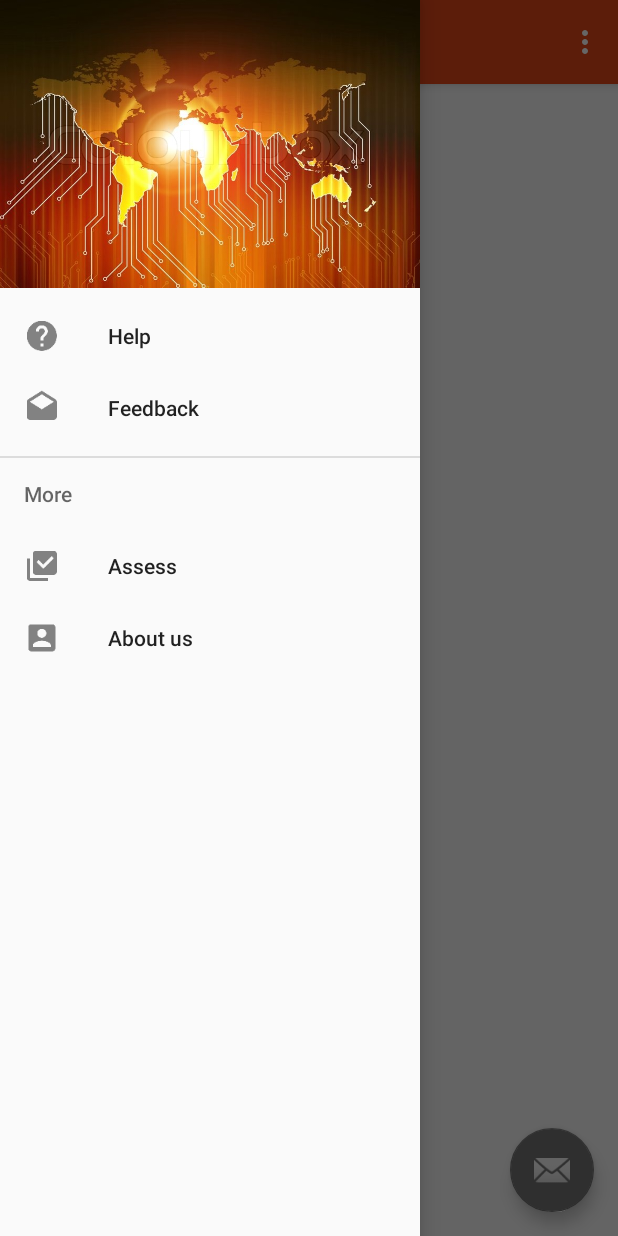
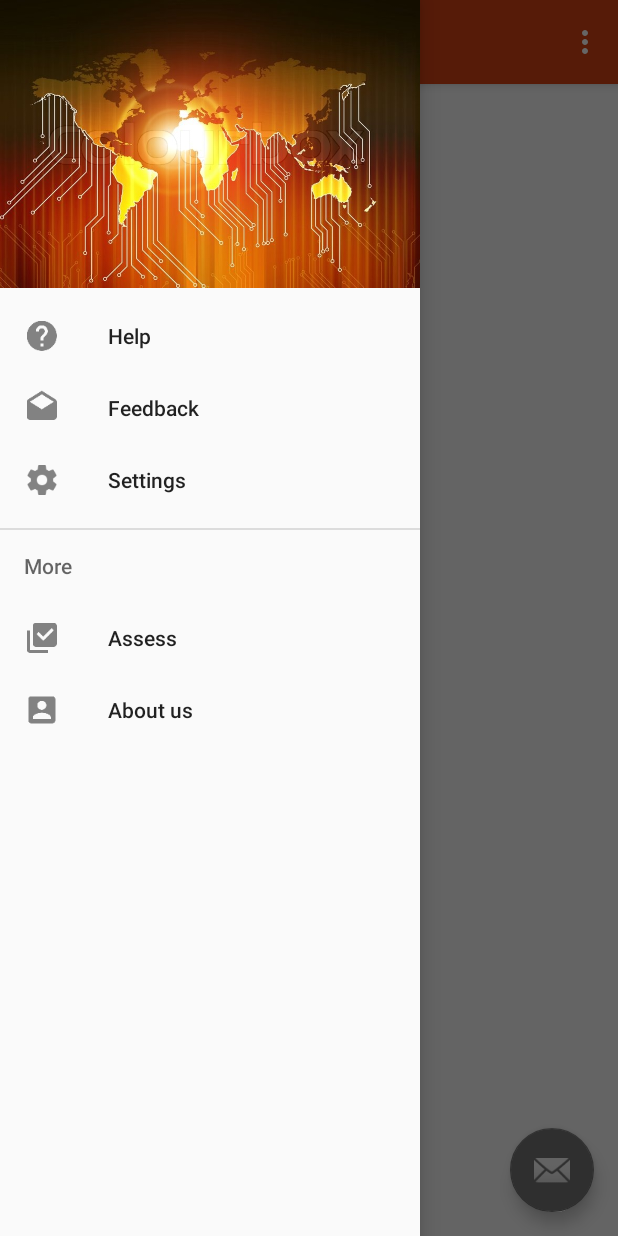
Before and after one commit to squvao/LocAnalyserPreRelease, an Android app: the screen it shows after launch (MainActivity), with the side drawer open, on a phone screen of 412 x 824 dp. Run offline under Robolectric (Android 15) with nearby library versions, the phone set to English and light mode, and no system bars.

Commit message:
Change color theme and add item to navigation view Settings

```diff
--- a/app/src/main/AndroidManifest.xml
+++ b/app/src/main/AndroidManifest.xml
@@ -4,7 +4,7 @@
 
     <application
         android:allowBackup="true"
-        android:icon="@mipmap/ic_launcher"
+        android:icon="@drawable/main_icon"
         android:label="@string/app_name"
         android:supportsRtl="true"
         android:theme="@style/AppTheme">
--- a/app/src/main/res/layout/content_main.xml
+++ b/app/src/main/res/layout/content_main.xml
@@ -15,5 +15,5 @@
     <TextView
         android:layout_width="wrap_content"
         android:layout_height="wrap_content"
-        android:text="Hello World!" />
+        android:text="@string/content_main_text_view_larwg" />
 </RelativeLayout>
--- a/app/src/main/res/menu/menu_navigation_view.xml
+++ b/app/src/main/res/menu/menu_navigation_view.xml
@@ -10,6 +10,10 @@
             android:title="@string/menu_navigation_view_feedback"
             android:id="@+id/menu_navigation_view_feedback"
             android:icon="@drawable/ic_email_open"/>
+        <item
+            android:title="@string/menu_navigation_view_settings"
+            android:id="@+id/menu_navigation_view_settings"
+            android:icon="@drawable/ic_settings"></item>
     </group>
     <item android:title="@string/sub_menu_navigation_view_more">
         <menu>
--- a/app/src/main/res/values/colors.xml
+++ b/app/src/main/res/values/colors.xml
@@ -1,6 +1,6 @@
 <?xml version="1.0" encoding="utf-8"?>
 <resources>
-    <color name="colorPrimary">#E64A19</color>
-    <color name="colorPrimaryDark">#D84315</color>
+    <color name="colorPrimary">#D84315</color>
+    <color name="colorPrimaryDark">#BF360C</color>
     <color name="colorAccent">#757575</color>
 </resources>
--- a/app/src/main/res/values/strings.xml
+++ b/app/src/main/res/values/strings.xml
@@ -8,4 +8,6 @@
     <string name="sub_menu_navigation_view_about_us">About us</string>
     <string name="action_bar_drawer_toggle_open">Open</string>
     <string name="action_bar_drawer_toggle_close">Close</string>
+    <string name="content_main_text_view_larwg">Location Analyser Real World Game</string>
+    <string name="menu_navigation_view_settings">Settings</string>
 </resources>
```
Also changed, not shown: app/src/main/res/drawable-hdpi/ic_settings.png (added), app/src/main/res/drawable-ldpi/ic_settings.png (added), app/src/main/res/drawable-mdpi/ic_settings.png (added), app/src/main/res/drawable-xhdpi/ic_settings.png (added), app/src/main/res/drawable-xxhdpi/ic_settings.png (added), app/src/main/res/drawable-xxxhdpi/ic_settings.png (added), app/src/main/res/drawable/main_icon.png (added), app/src/main/res/mipmap-hdpi/ic_launcher.png (deleted), app/src/main/res/mipmap-mdpi/ic_launcher.png (deleted), app/src/main/res/mipmap-xhdpi/ic_launcher.png (deleted), app/src/main/res/mipmap-xxhdpi/ic_launcher.png (deleted), app/src/main/res/mipmap-xxxhdpi/ic_launcher.png (deleted).
